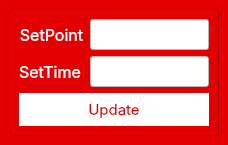
Qt form pages/Modul3/ui/ReferencePoint.ui (KevinHutagaol/control-center-2026) before a commit.
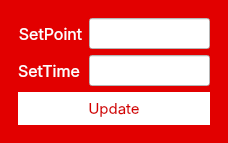
The same form after that commit.

Commit message: Cleaned up old ui: Removed unused ui files (Admin.ui), removed nilai page from main window,  changed frames in ui files to no frame, fixed main window image button hover effect

```diff
--- a/pages/Modul3/ui/ReferencePoint.ui
+++ b/pages/Modul3/ui/ReferencePoint.ui
@@ -21,7 +21,7 @@
     <item>
      <widget class="QFrame" name="frame">
       <property name="frameShape">
-       <enum>QFrame::StyledPanel</enum>
+       <enum>QFrame::NoFrame</enum>
       </property>
       <property name="frameShadow">
        <enum>QFrame::Raised</enum>
```
The commit also changes 68 other files.
